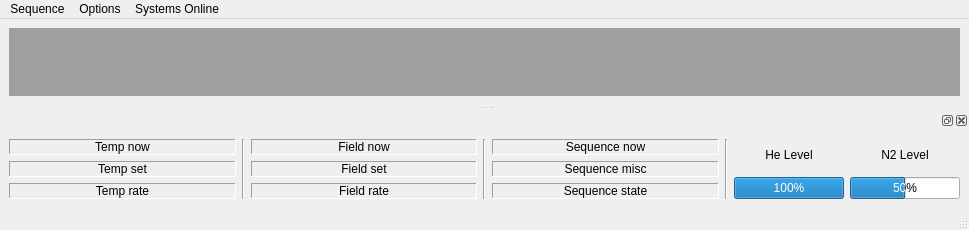
The window that configurations/Cryostat GUI.ui (Cryostat-GUI/Cryostat-GUI) describes before a commit, drawn with Qt 5.
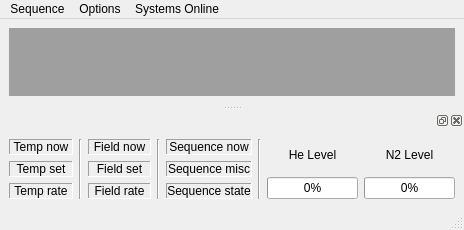
The same window after the commit.

```diff
--- a/configurations/Cryostat GUI.ui
+++ b/configurations/Cryostat GUI.ui
@@ -6,7 +6,7 @@
    <rect>
     <x>0</x>
     <y>0</y>
-    <width>969</width>
+    <width>464</width>
     <height>229</height>
    </rect>
   </property>
@@ -46,7 +46,7 @@
     <rect>
      <x>0</x>
      <y>0</y>
-     <width>969</width>
+     <width>464</width>
      <height>21</height>
     </rect>
    </property>
@@ -178,7 +178,7 @@
             <number>100</number>
            </property>
            <property name="value">
-            <number>100</number>
+            <number>0</number>
            </property>
            <property name="textDirection">
             <enum>QProgressBar::TopToBottom</enum>
@@ -212,7 +212,7 @@
             <number>100</number>
            </property>
            <property name="value">
-            <number>50</number>
+            <number>0</number>
            </property>
            <property name="alignment">
             <set>Qt::AlignLeading|Qt::AlignLeft|Qt::AlignTop</set>
```
